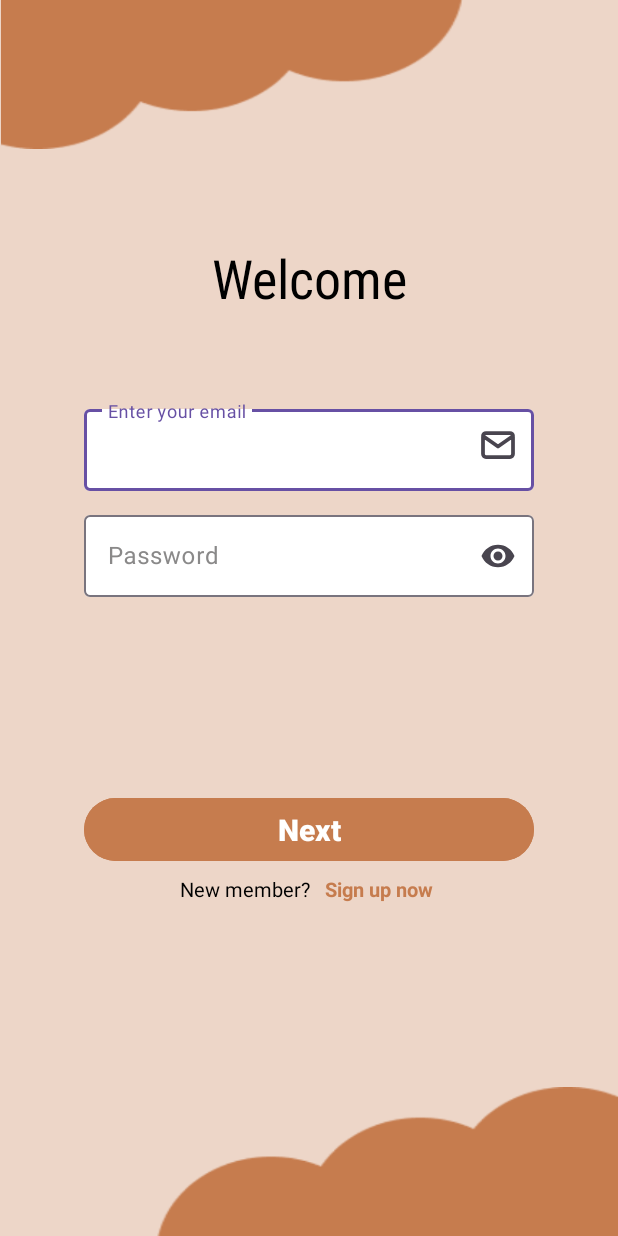
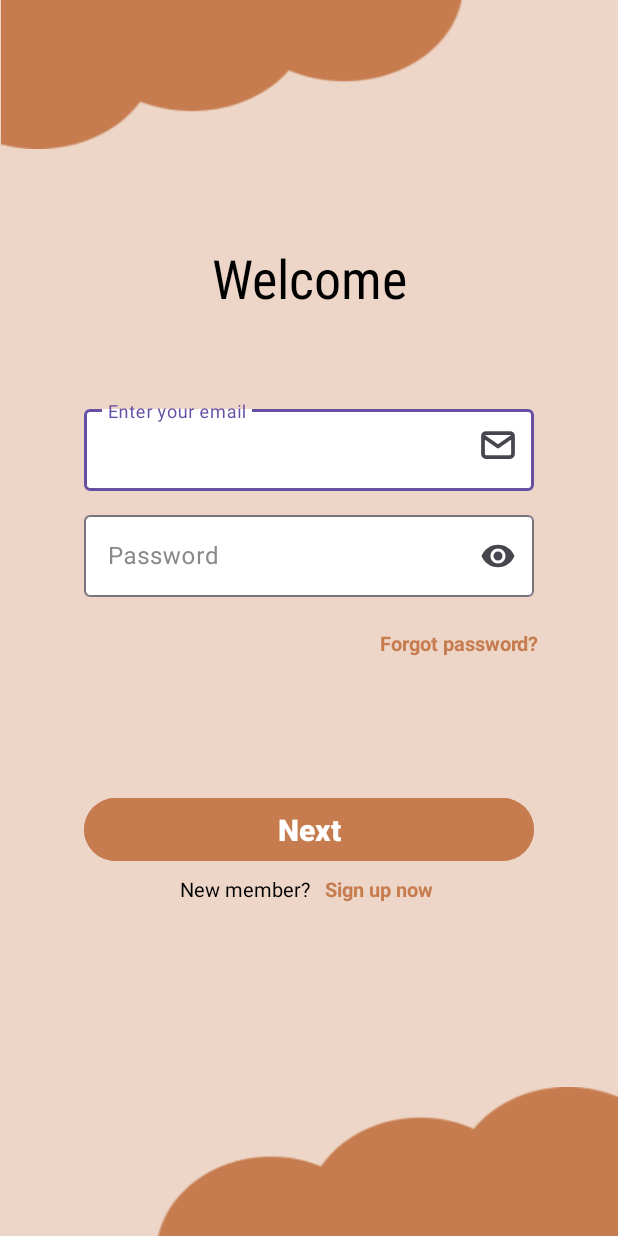
Before and after one commit to OleksandraLishchenko/Book-Tracker, an Android app: the LoginActivity screen opened directly, with no data from a screen before it, on a phone screen of 412 x 824 dp. Run offline under Robolectric (Android 15) with nearby library versions, the phone set to English and light mode, and no system bars; our stand-ins replace Firebase (no records; nobody signed in at launch, a user with empty details on screens opened directly).

Commit message:
Second Commit

```diff
--- a/app/src/main/AndroidManifest.xml
+++ b/app/src/main/AndroidManifest.xml
@@ -13,10 +13,10 @@
         android:supportsRtl="true"
         android:theme="@style/Theme.Book_tracker">
         <activity
-            android:name=".AddBookActivity"
+            android:name=".ForgotPassword"
             android:exported="false" />
         <activity
-            android:name=".AddbookActivity"
+            android:name=".AddBookActivity"
             android:exported="false" />
         <activity
             android:name=".AddListActivity"
--- a/app/src/main/java/com/example/book_tracker/AddListActivity.kt
+++ b/app/src/main/java/com/example/book_tracker/AddListActivity.kt
@@ -66,6 +66,8 @@ class AddListActivity : AppCompatActivity() {
             .addOnSuccessListener {
                 progressDialog.dismiss()
                 Toast.makeText(this, "Added successfully...", Toast.LENGTH_SHORT).show()
+                finish()
+
             }
             .addOnFailureListener { e ->
                 progressDialog.dismiss()
--- a/app/src/main/java/com/example/book_tracker/LoginActivity.kt
+++ b/app/src/main/java/com/example/book_tracker/LoginActivity.kt
@@ -34,6 +34,10 @@ class LoginActivity : AppCompatActivity() {
         }
         findViewById<TextView>(R.id.register).setOnClickListener {
             startActivity(Intent(this, SignUpActivity::class.java))
+
+        }
+        findViewById<TextView>(R.id.ForgotPassword).setOnClickListener {
+            startActivity(Intent(this, ForgotPassword::class.java))
         }
     }
 
--- a/app/src/main/res/layout/login_page.xml
+++ b/app/src/main/res/layout/login_page.xml
@@ -90,6 +90,25 @@
             android:inputType="textPassword" />
     </com.google.android.material.textfield.TextInputLayout>
 
+
+    <TextView
+        android:id="@+id/ForgotPassword"
+        android:layout_width="wrap_content"
+        android:layout_height="wrap_content"
+        android:layout_gravity="center"
+        android:layout_marginStart="253dp"
+        android:layout_marginTop="21dp"
+        android:clickable="true"
+        android:focusable="true"
+        android:text="@string/forgot_password"
+
+        android:textColor="@color/dark_brown"
+        android:textSize="13sp"
+        android:textStyle="bold"
+        app:layout_constraintStart_toStartOf="parent"
+        app:layout_constraintTop_toBottomOf="@+id/password_input"
+        tools:ignore="TouchTargetSizeCheck" />
+
     <Button
         android:id="@+id/next_button"
         android:layout_width="300dp"
@@ -118,6 +137,7 @@
         app:layout_constraintStart_toStartOf="parent"
         app:layout_constraintTop_toBottomOf="@+id/next_button" />
 
+
     <TextView
         android:id="@+id/register"
         android:layout_width="wrap_content"
--- a/app/src/main/res/values/strings.xml
+++ b/app/src/main/res/values/strings.xml
@@ -36,4 +36,5 @@
     <string name="list_title">List Title</string>
     <string name="adding_a_book">Adding a book</string>
     <string name="delete_button">delete button</string>
+    <string name="forgot_password">Forgot password?</string>
 </resources>
```
Also changed, not shown: app/src/main/java/com/example/book_tracker/ForgotPassword.kt (added, +63 -0 lines), app/src/main/java/com/example/book_tracker/SignUpActivity.kt (+10 -2 lines), app/src/main/res/layout/forgot_password_page.xml (added, +91 -0 lines).
